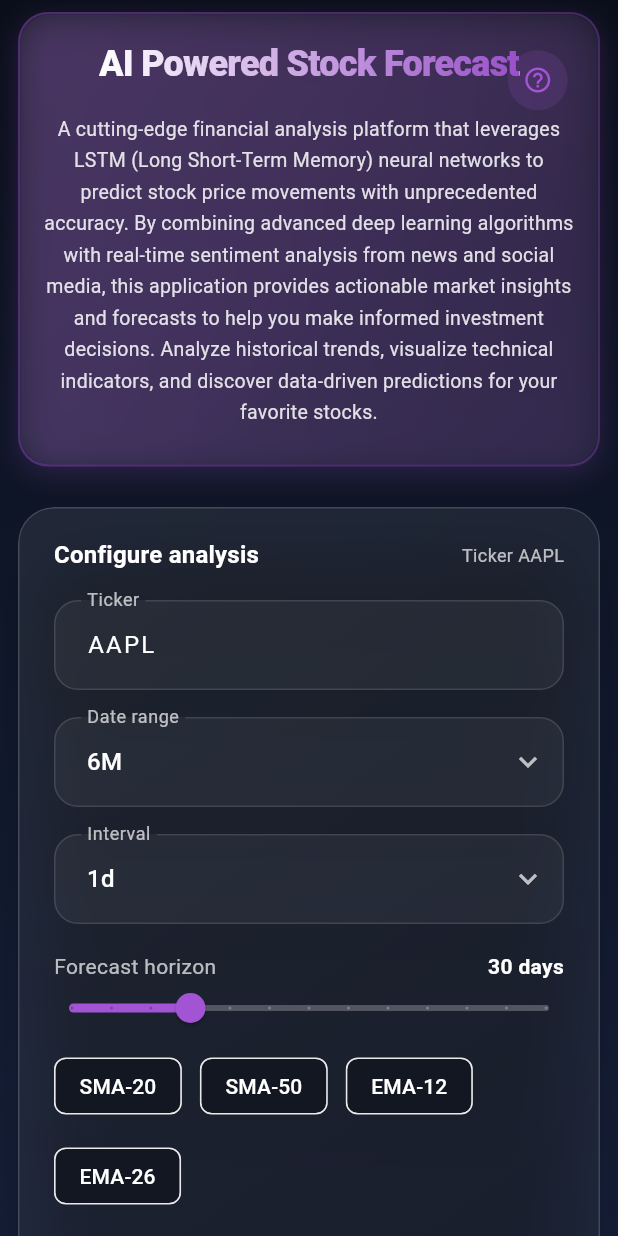
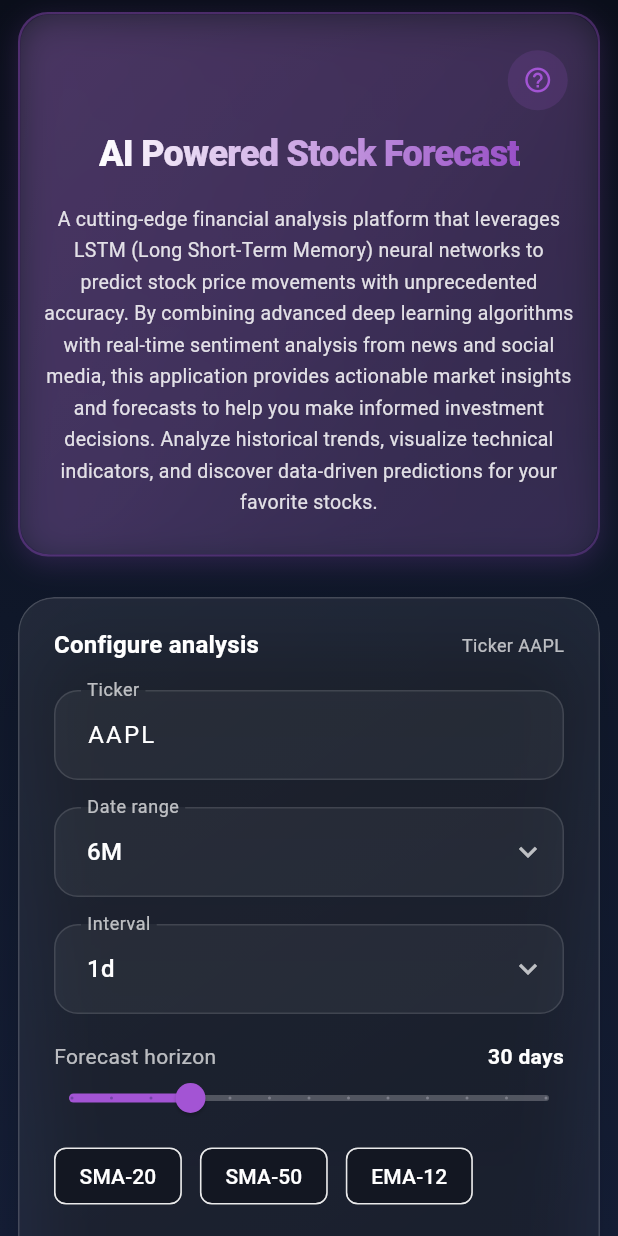
Before and after one commit to Hyperion3112/stock-prediction, a Flutter app: the screen it shows after launch, on a phone screen of 412 x 824 dp. Run offline on Flutter 3.47's test engine with Material 3 defaults, Android fonts, the phone set to English and light mode, and no system bars; our stand-ins replace fl_chart; network calls fail.

Commit message:
fix: Improve hero section mobile responsiveness
- Removed Stack layout on mobile to prevent overflow issues
- Help button now appears inline at top on mobile (not positioned)
- Extracted hero content into separate _buildHeroContent method
- Title and description properly wrap on small screens
- Better spacing and layout on mobile devices
- Desktop/tablet maintains positioned help button design

```diff
--- a/flutter_app/lib/main.dart
+++ b/flutter_app/lib/main.dart
@@ -1983,16 +1983,43 @@ class _DashboardHeader extends StatelessWidget {
                 ],
               ),
             ),
-            child: Stack(
-              children: [
-                // Help button in top right corner
+            child: Column(
+              children: [
+                // Help button row (mobile: inline, desktop: positioned)
+                if (isMobile)
+                  Row(
+                    mainAxisAlignment: MainAxisAlignment.end,
+                    children: [
+                      _HelpButton(accentColor: accentColor),
+                    ],
+                  ),
+                if (isMobile) const SizedBox(height: 12),
+                // Main content with conditional Stack
+                if (!isMobile)
+                  Stack(
+                    children: [
+                      // Help button in top right corner (desktop/tablet only)
                       Positioned(
                         top: 0,
                         right: 0,
                         child: _HelpButton(accentColor: accentColor),
                       ),
-                // Main content
-                Column(
+                      // Main content column
+                      _buildHeroContent(isMobile, isTablet),
+                    ],
+                  )
+                else
+                  _buildHeroContent(isMobile, isTablet),
+              ],
+            ),
+          ),
+        ),
+      ),
+    );
+  }
+
+  Widget _buildHeroContent(bool isMobile, bool isTablet) {
+    return Column(
       children: [
         // Main title with animation
         Row(
@@ -2100,12 +2127,6 @@ class _DashboardHeader extends StatelessWidget {
           ),
         ),
       ],
-                ),
-              ],
-            ),
-          ),
-        ),
-      ),
     );
   }
 }
```
Lines whose indentation alone changed are shown as unchanged.
